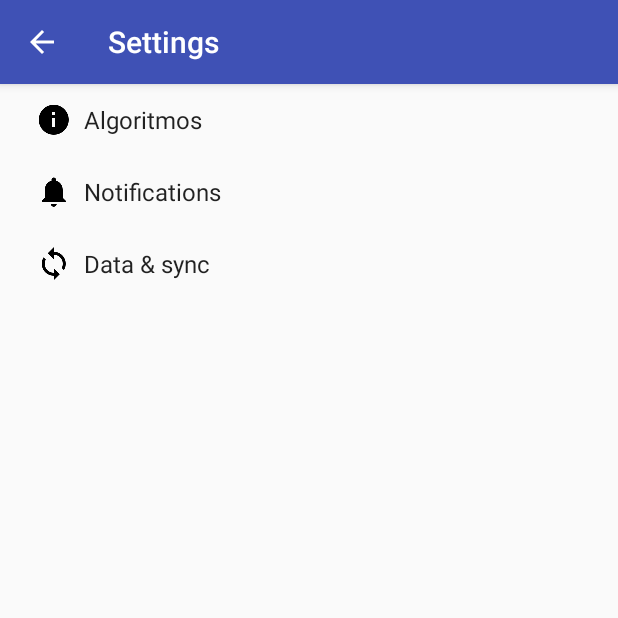
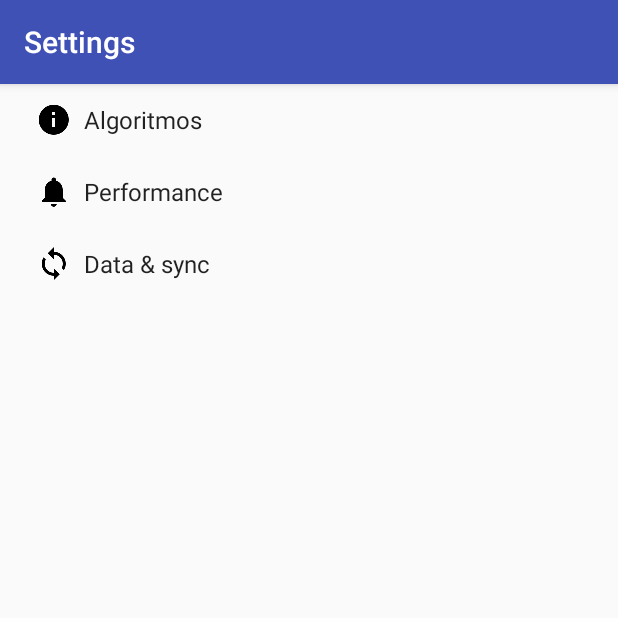
Before and after one commit to easobral/Hermes, an Android app: the SettingsActivity screen opened directly, with no data from a screen before it, on a phone screen of 412 x 824 dp, the top half of it. Run offline under Robolectric (Android 15) with nearby library versions, the phone set to English and light mode, and no system bars.

Commit message:
many changes

```diff
--- a/app/src/main/res/values/strings.xml
+++ b/app/src/main/res/values/strings.xml
@@ -6,18 +6,9 @@
     <!-- Strings related to Settings -->
 
 
-    <!-- Example General settings -->
+    <!-- Algoritms settings -->
     <string name="pref_header_algorithms">Algoritmos</string>
-
-    <string name="pref_title_social_recommendations">Enable social recommendations</string>
-    <string name="pref_description_social_recommendations">Recommendations for people to contact
-        based on your message history
-    </string>
-
-    <string name="pref_title_display_name">Display name</string>
-    <string name="pref_default_display_name">John Smith</string>
-
-    <string name="titulo_algoritmo">Algoritmo a ser usado</string>
+    <string name="titulo_algoritmo">Algoritmo</string>
 
     <string-array name="nomes_algoritmos">
         <item>A*</item>
@@ -25,9 +16,14 @@
     </string-array>
 
     <string-array name="valores_nomes_algoritmos">
-        <item>0</item>
-        <item>1</item>
+        <item>a_star</item>
+        <item>dijkstra</item>
     </string-array>
+
+    <!-- Performance Settings -->
+    <string name="pref_header_performance">Performance</string>
+    <string name="pref_title_cache_size">Tamanho do Cache</string>
+
 
     <!-- Example settings for Data & Sync -->
     <string name="pref_header_data_sync">Data &amp; sync</string>
@@ -52,13 +48,4 @@
 
     <string name="pref_title_system_sync_settings">System sync settings</string>
 
-    <!-- Example settings for Notifications -->
-    <string name="pref_header_notifications">Notifications</string>
-
-    <string name="pref_title_new_message_notifications">New message notifications</string>
-
-    <string name="pref_title_ringtone">Ringtone</string>
-    <string name="pref_ringtone_silent">Silent</string>
-
-    <string name="pref_title_vibrate">Vibrate</string>
 </resources>
--- a/app/src/main/res/xml/pref_algorithm.xml
+++ b/app/src/main/res/xml/pref_algorithm.xml
@@ -22,10 +22,10 @@
          dismiss it. -->
     <!-- NOTE: ListPreference's summary should be set to its value by the activity code. -->
     <ListPreference
-        android:defaultValue="0"
+        android:defaultValue="a_star"
         android:entries="@array/nomes_algoritmos"
         android:entryValues="@array/valores_nomes_algoritmos"
-        android:key="algoritmo_preferido"
+        android:key="pref_algoritmo_algoritmo"
         android:negativeButtonText="@null"
         android:positiveButtonText="@null"
         android:title="@string/titulo_algoritmo" />
--- a/app/src/main/res/xml/pref_headers.xml
+++ b/app/src/main/res/xml/pref_headers.xml
@@ -10,7 +10,7 @@
     <header
         android:fragment="edu.nav.hermes.SettingsActivity$PerformancePreferenceFragment"
         android:icon="@drawable/ic_notifications_black_24dp"
-        android:title="@string/pref_header_notifications" />
+        android:title="@string/pref_header_performance" />
 
     <header
         android:fragment="edu.nav.hermes.SettingsActivity$DataSyncPreferenceFragment"
--- a/app/src/main/res/xml/pref_notification.xml
+++ /dev/null
@@ -1,27 +0,0 @@
-<PreferenceScreen xmlns:android="http://schemas.android.com/apk/res/android">
-
-    <!-- A 'parent' preference, which enables/disables child preferences (below)
-         when checked/unchecked. -->
-    <SwitchPreference
-        android:defaultValue="true"
-        android:key="notifications_new_message"
-        android:title="@string/pref_title_new_message_notifications" />
-
-    <!-- Allows the user to choose a ringtone in the 'notification' category. -->
-    <!-- NOTE: This preference will be enabled only when the checkbox above is checked. -->
-    <!-- NOTE: RingtonePreference's summary should be set to its value by the activity code. -->
-    <RingtonePreference
-        android:defaultValue="content://settings/system/notification_sound"
-        android:dependency="notifications_new_message"
-        android:key="notifications_new_message_ringtone"
-        android:ringtoneType="notification"
-        android:title="@string/pref_title_ringtone" />
-
-    <!-- NOTE: This preference will be enabled only when the checkbox above is checked. -->
-    <SwitchPreference
-        android:defaultValue="true"
-        android:dependency="notifications_new_message"
-        android:key="notifications_new_message_vibrate"
-        android:title="@string/pref_title_vibrate" />
-
-</PreferenceScreen>
--- /dev/null
+++ b/app/src/main/res/xml/pref_performance.xml
@@ -0,0 +1,11 @@
+<PreferenceScreen xmlns:android="http://schemas.android.com/apk/res/android">
+
+    <!-- A 'parent' preference, which enables/disables child preferences (below)
+         when checked/unchecked. -->
+    <EditTextPreference
+        android:defaultValue="1"
+        android:inputType="number"
+        android:key="pref_performance_cache_size"
+        android:title="@string/pref_title_cache_size" />
+
+</PreferenceScreen>
```
Also changed, not shown: app/src/main/java/edu/nav/hermes/SettingsActivity.java (+4 -61 lines), app/src/main/java/edu/nav/hermes/tasks/PathFinderTask.java (+13 -5 lines).
